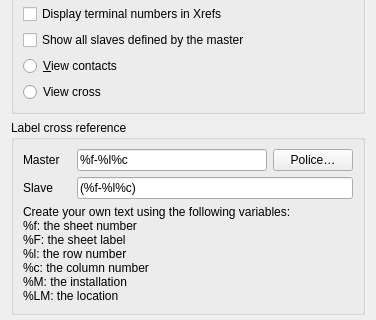
First picture: the form in sources/ui/xrefpropertieswidget.ui, repository qelectrotech/qelectrotech-source-mirror, before the edit; both pictures show x 0 to 376 and y 204 to 524 of the 376 by 681 pixel window.
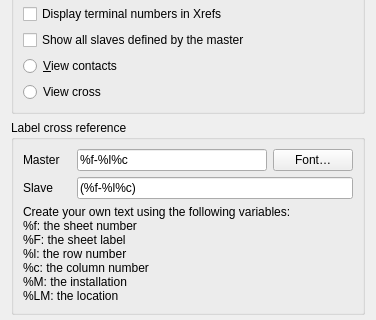
Second picture: the form after the edit.

The edit to the form file:
```diff
--- a/sources/ui/xrefpropertieswidget.ui
+++ b/sources/ui/xrefpropertieswidget.ui
@@ -237,7 +237,7 @@
              <string>Choisir la police et la taille du texte du querverweis du câble</string>
             </property>
             <property name="text">
-             <string>Police…</string>
+             <string>Font…</string>
             </property>
            </widget>
           </item>
```
Left out of the diff: 2 changed lines with no effect on the pictures.
